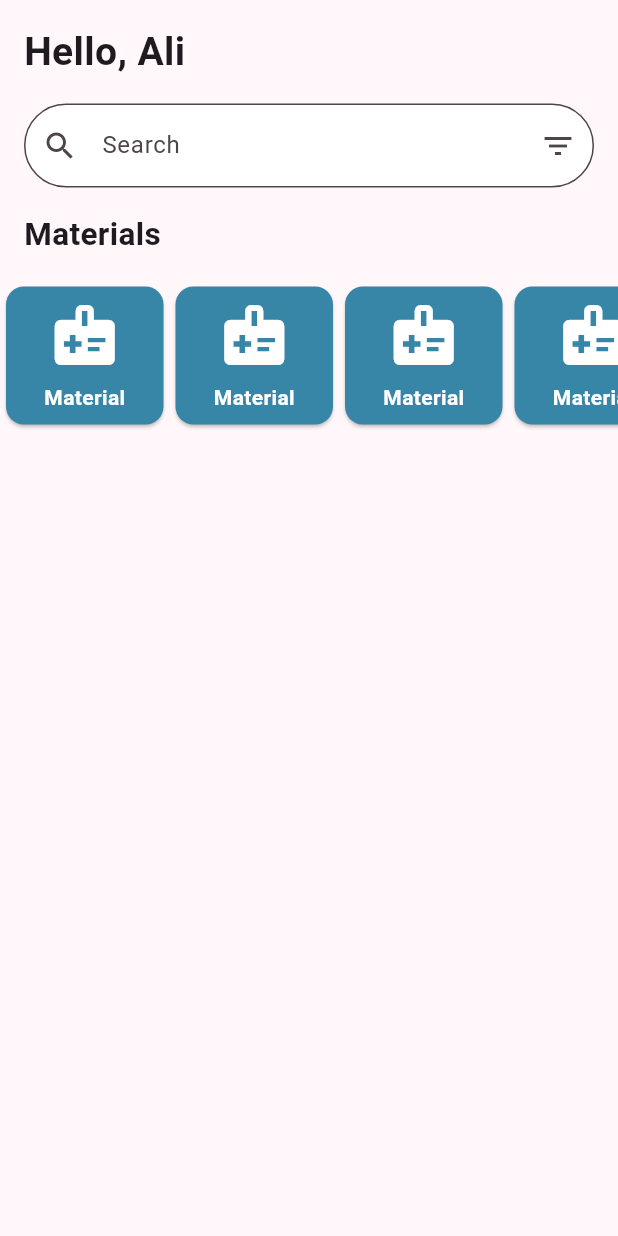
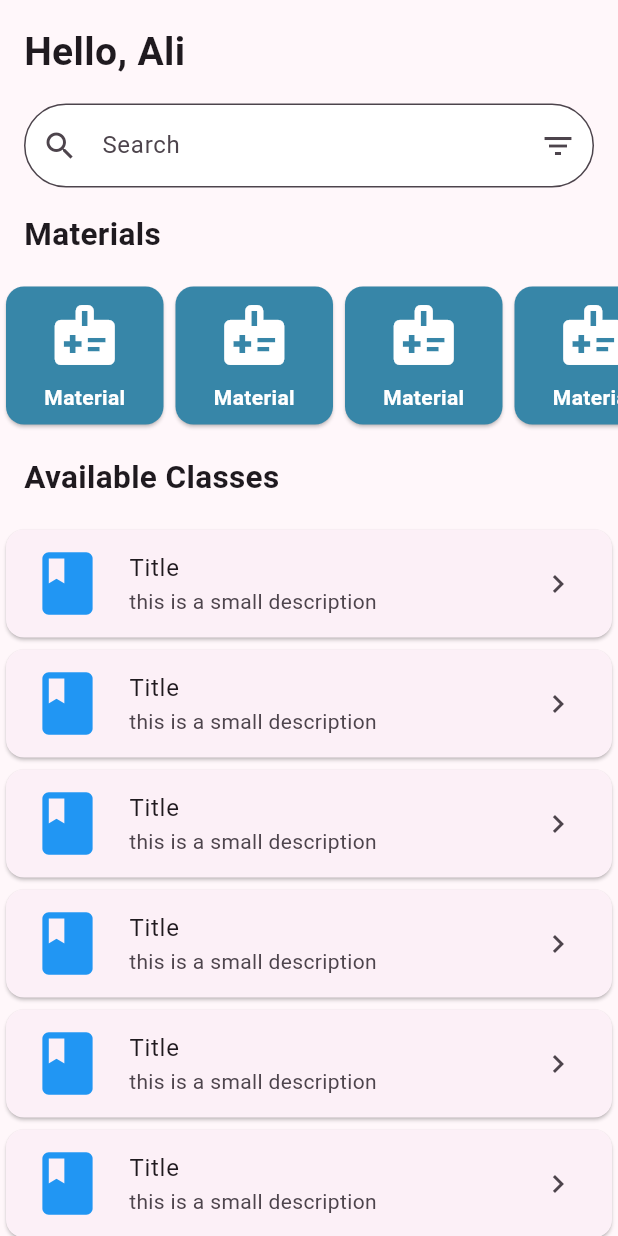
Before and after one commit to ali-mansour21/Studify-App, a Flutter app: the HomeScreen screen opened by its route, on a phone screen of 412 x 824 dp. Run offline on Flutter 3.47's test engine with Material 3 defaults, Android fonts, the light colour scheme and no system bars; project files that could hold a hidden picture were left out.

Commit message:
Add the Available classes section

```diff
--- a/mobile/lib/screens/home_screen.dart
+++ b/mobile/lib/screens/home_screen.dart
@@ -38,11 +38,11 @@ class HomeScreen extends StatelessWidget {
                       ),
                       border: OutlineInputBorder(
                           borderRadius: BorderRadius.circular(30.0),
-                          borderSide: const BorderSide(color: Color(0xFFD0D0D0))),
+                          borderSide:
+                              const BorderSide(color: Color(0xFFD0D0D0))),
                       focusedBorder: OutlineInputBorder(
                           borderRadius: BorderRadius.circular(30.0),
-                          borderSide:
-                              const BorderSide(color: Colors.black)),
+                          borderSide: const BorderSide(color: Colors.black)),
                       filled: true,
                       fillColor: Colors.white,
                     ),
@@ -88,6 +88,34 @@ class HomeScreen extends StatelessWidget {
                           ),
                         );
                       }),
+                ),
+                const Padding(
+                  padding: EdgeInsets.all(16.0),
+                  child: Text('Available Classes',
+                      style:
+                          TextStyle(fontSize: 21, fontWeight: FontWeight.w600)),
+                ),
+                Expanded(
+                  child: ListView.builder(
+                    itemCount: 8,
+                    itemBuilder: (context, index) {
+                      return Card(
+                        child: ListTile(
+                          leading: const Icon(
+                            Icons.class_,
+                            color: Colors.blue,
+                            size: 50,
+                          ),
+                          title: const Text('Title'),
+                          subtitle: const Text('this is a small description'),
+                          trailing: const Icon(Icons.chevron_right),
+                          onTap: () {
+                            Navigator.pushNamed(context, '/');
+                          },
+                        ),
+                      );
+                    },
+                  ),
                 )
               ],
             ),
```
